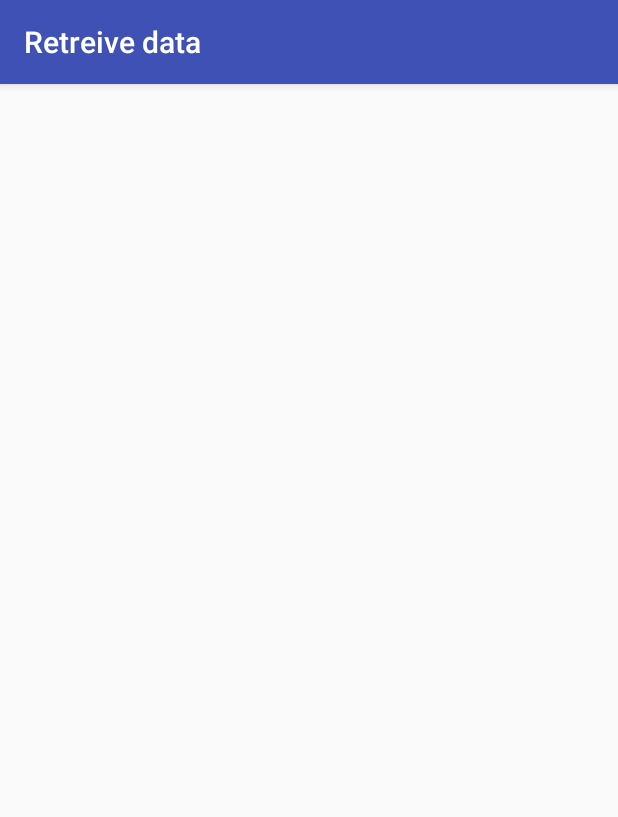
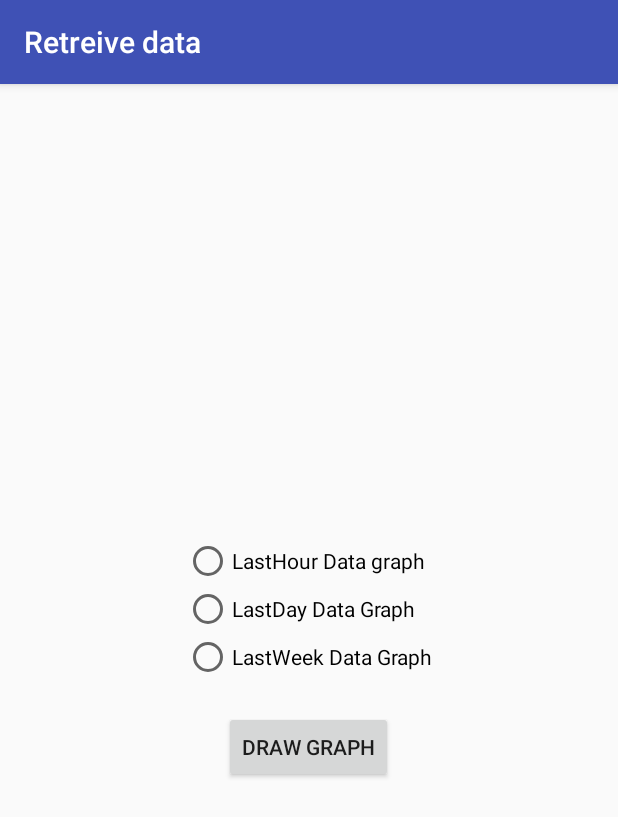
Before and after one commit to anjalicprs/Retreivedata, an Android app: the screen it shows after launch (MainActivity), on a phone screen of 412 x 824 dp. Shown: the top 817 px of the screen. Run offline under Robolectric (Android 15) with nearby library versions, the phone set to English and light mode, and no system bars.

Commit message:
next commit

```diff
--- a/app/src/main/AndroidManifest.xml
+++ b/app/src/main/AndroidManifest.xml
@@ -1,7 +1,9 @@
 <?xml version="1.0" encoding="utf-8"?>
 <manifest xmlns:android="http://schemas.android.com/apk/res/android"
     package="com.example.anjali.retreivedata">
-    <uses-permission android:name="android.permission.INTERNET"></uses-permission>
+
+    <uses-permission android:name="android.permission.INTERNET" />
+
     <application
         android:allowBackup="true"
         android:icon="@mipmap/ic_launcher"
@@ -15,6 +17,7 @@
                 <category android:name="android.intent.category.LAUNCHER" />
             </intent-filter>
         </activity>
+        <activity android:name=".RealActivity"></activity>
     </application>
 
 </manifest>
--- a/app/src/main/java/com/example/anjali/retreivedata/MainActivity.java
+++ b/app/src/main/java/com/example/anjali/retreivedata/MainActivity.java
@@ -1,138 +1,61 @@
 package com.example.anjali.retreivedata;
 
 import android.app.ProgressDialog;
+import android.content.Intent;
 import android.os.AsyncTask;
 import android.os.Bundle;
 import android.support.v7.app.AppCompatActivity;
 import android.util.Log;
+import android.view.View;
 import android.widget.ListAdapter;
 import android.widget.ListView;
-import android.widget.SimpleAdapter;
-import android.widget.Toast;
+import android.widget.RadioButton;
+import android.widget.Switch;
 
-import org.json.JSONArray;
-import org.json.JSONException;
-import org.json.JSONObject;
-
+import java.io.BufferedReader;
+import java.io.IOException;
+import java.io.InputStreamReader;
+import java.net.HttpURLConnection;
+import java.net.MalformedURLException;
+import java.net.URL;
 import java.util.ArrayList;
 import java.util.HashMap;
 
 public class MainActivity extends AppCompatActivity {
-
+    String url = "";
     private String TAG = MainActivity.class.getSimpleName();
-
-    private ProgressDialog pDialog;
-    private ListView lv;
-
-    // URL to get contacts JSON
-    private static String url = "https://sangamatnsakacom.000webhostapp.com/getdata_6.php";
-
-    public static ArrayList<HashMap<String, String>> contactList;
-
     @Override
     protected void onCreate(Bundle savedInstanceState) {
         super.onCreate(savedInstanceState);
         setContentView(R.layout.activity_main);
 
-        contactList = new ArrayList<>();
-
-        lv = (ListView) findViewById(R.id.list);
-
-        new GetContacts().execute();
     }
-
-    /**
-     * Async task class to get json by making HTTP call
-     */
-    private class GetContacts extends AsyncTask<Void, Void, Void> {
-
-        @Override
-        protected void onPreExecute() {
-            super.onPreExecute();
-            // Showing progress dialog
-            pDialog = new ProgressDialog(MainActivity.this);
-            pDialog.setMessage("Please wait...");
-            pDialog.setCancelable(false);
-            pDialog.show();
-
+    public void doneSelection(View v){
+        boolean checked = ((RadioButton) v).isChecked();
+        RadioButton hour = (RadioButton)findViewById(R.id.hour);
+        RadioButton day = (RadioButton) findViewById(R.id.day);
+        RadioButton week = (RadioButton) findViewById(R.id.week);
+        switch(v.getId()) {
+            case R.id.hour:
+                if (checked){
+                    url = "https://sangamatnsakacom.000webhostapp.com/getdata_6.php?val=1";
+                }
+                    break;
+            case R.id.day:
+                if (checked){
+                    url = "https://sangamatnsakacom.000webhostapp.com/getdata_6.php?val=2";
+                }
+                    break;
+            case R.id.week:
+                if (checked){
+                    url = "https://sangamatnsakacom.000webhostapp.com/getdata_6.php?val=3";
+                }
+                    break;
         }
-
-        @Override
-        protected Void doInBackground(Void... arg0) {
-            HttpHandler sh = new HttpHandler();
-
-            // Making a request to url and getting response
-            String jsonStr = sh.makeServiceCall(url);
-
-            Log.e(TAG, "Response from url: " + jsonStr);
-
-            if (jsonStr != null) {
-                try {
-                    JSONObject jsonObj = new JSONObject(jsonStr);
-
-                    // Getting JSON Array node
-                    JSONArray contacts = jsonObj.getJSONArray("data");
-
-                    // looping through All Contacts
-                    for (int i = 0; i < contacts.length(); i++) {
-                        JSONObject c = contacts.getJSONObject(i);
-
-                        String service_id = c.getString("Service_id");
-                        String application_id = c.getString("application_id");
-                        String units = c.getString("units");
-                        String timestamp = c.getString("timestamp");
-
-                        // tmp hash map for single contact
-                        HashMap<String, String> contact = new HashMap<>();
-
-                        // adding each child node to HashMap key => value
-                        contact.put("service_id", service_id);
-                        contact.put("application_id", application_id);
-                        contact.put("units", units);
-                        contact.put("timestamp", timestamp);
-
-                        // adding contact to contact list
-                        contactList.add(contact);
-                    }
-                } catch (final JSONException e) {
-                    Log.e(TAG, "Json parsing error: " + e.getMessage());
-                    runOnUiThread(new Runnable() {
-                        @Override
-                        public void run() {
-                            Toast.makeText(getApplicationContext(),
-                                    "Json parsing error: " + e.getMessage(),
-                                    Toast.LENGTH_LONG)
-                                    .show();
-                        }
-                    });
-
-                }
-            } else {
-                Log.e(TAG, "Couldn't get json from server.");
-                runOnUiThread(new Runnable() {
-                    @Override
-                    public void run() {
-                        Toast.makeText(getApplicationContext(),
-                                "Couldn't get json from server. Check LogCat for possible errors!",
-                                Toast.LENGTH_LONG)
-                                .show();
-                    }
-                });
-
-            }
-
-            return null;
-        }
-
-        @Override
-        protected void onPostExecute(Void result) {
-            super.onPostExecute(result);
-            Log.d(TAG, String.valueOf(contactList));
-            // Dismiss the progress dialog
-            if (pDialog.isShowing())
-                pDialog.dismiss();
-
-        }
-
+    }
+    public void show(View v){
+        Intent i = new Intent(this, RealActivity.class);
+        i.putExtra("url", url);
+        startActivity(i);
     }
 }
--- a/app/src/main/res/layout/activity_main.xml
+++ b/app/src/main/res/layout/activity_main.xml
@@ -1,5 +1,5 @@
 <?xml version="1.0" encoding="utf-8"?>
-<RelativeLayout xmlns:android="http://schemas.android.com/apk/res/android"
+<LinearLayout xmlns:android="http://schemas.android.com/apk/res/android"
     xmlns:tools="http://schemas.android.com/tools"
     android:id="@+id/activity_main"
     android:layout_width="match_parent"
@@ -8,5 +8,35 @@
     android:paddingLeft="@dimen/activity_horizontal_margin"
     android:paddingRight="@dimen/activity_horizontal_margin"
     android:paddingTop="@dimen/activity_vertical_margin"
-    tools:context="com.example.anjali.retreivedata.MainActivity">
-</RelativeLayout>
+    tools:context="com.example.anjali.retreivedata.MainActivity"
+    android:orientation="vertical"
+    android:gravity="center">
+    <RadioGroup
+        android:layout_width="wrap_content"
+        android:layout_height="wrap_content">
+        <RadioButton
+            android:layout_width="wrap_content"
+            android:layout_height="wrap_content"
+            android:text="LastHour Data graph"
+            android:onClick="doneSelection"
+            android:id="@+id/hour"/>
+        <RadioButton
+            android:layout_width="wrap_content"
+            android:layout_height="wrap_content"
+            android:text="LastDay Data Graph"
+            android:onClick="doneSelection"
+            android:id="@+id/day"/>
+        <RadioButton
+            android:layout_width="wrap_content"
+            android:layout_height="wrap_content"
+            android:text="LastWeek Data Graph"
+            android:onClick="doneSelection"
+            android:id="@+id/week"/>
+    </RadioGroup>
+    <Button
+        android:layout_marginTop="20dp"
+        android:layout_width="wrap_content"
+        android:layout_height="wrap_content"
+        android:text="Draw Graph"
+        android:onClick="show"/>
+</LinearLayout>
```
Also changed, not shown: app/src/main/java/com/example/anjali/retreivedata/PieChart.java (+25 -0 lines), app/src/main/java/com/example/anjali/retreivedata/RealActivity.java (added, +103 -0 lines), app/src/main/res/layout/activity_real.xml (added, +13 -0 lines).
